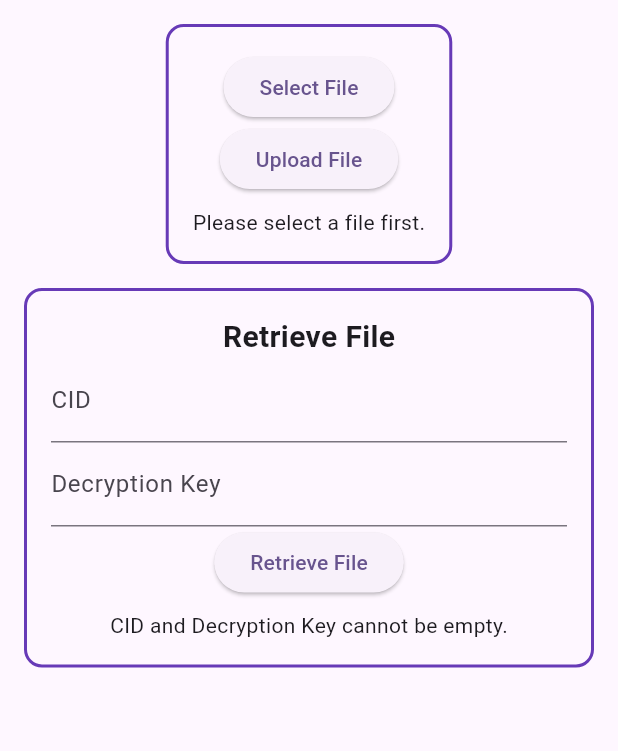
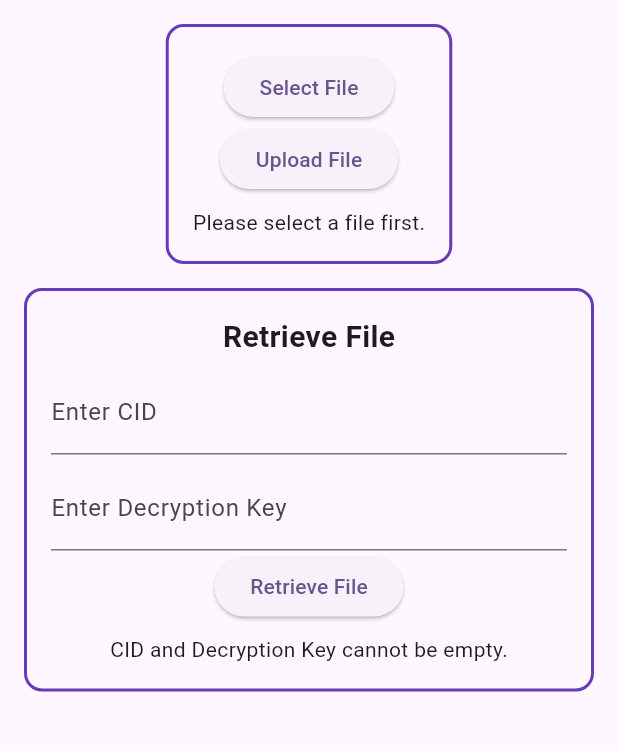
Before and after one commit to hr5232/IPFS, a Flutter app: the screen it shows after launch, after a tap on "Upload File", after a tap on "Retrieve File", on a phone screen of 412 x 824 dp, the part 84-835 px from its top. Run offline on Flutter 3.47's test engine with Material 3 defaults, Android fonts, the light colour scheme and no system bars; our stand-ins replace file_picker, permission_handler; missing offline and left inert: encrypt.

Commit message:
second commit

```diff
--- a/lib/main.dart
+++ b/lib/main.dart
@@ -5,10 +5,9 @@ import 'package:flutter/material.dart';
 import 'package:file_picker/file_picker.dart';
 import 'package:http/http.dart' as http;
 import 'package:encrypt/encrypt.dart' as encrypt;
+import 'package:permission_handler/permission_handler.dart';
 import 'package:path_provider/path_provider.dart';
 import 'package:flutter/services.dart';
-import 'package:flutter_local_notifications/flutter_local_notifications.dart';
-import 'package:url_launcher/url_launcher.dart';
 
 void main() {
   runApp(const MyApp());
@@ -32,46 +31,33 @@ class MyApp extends StatelessWidget {
 }
 
 class FileUploaderScreen extends StatefulWidget {
-  const FileUploaderScreen({Key? key}) : super(key: key);
+  const FileUploaderScreen({super.key});
 
   @override
   State<FileUploaderScreen> createState() => _FileUploaderScreenState();
 }
 
 class _FileUploaderScreenState extends State<FileUploaderScreen> {
-  // Upload Section
   String? _filePath;
   String _statusMessage = "Select a file to upload.";
   String? _encryptionKey;
   String? _cid;
 
-  // Retrieval Section
   final TextEditingController _cidController = TextEditingController();
   final TextEditingController _keyController = TextEditingController();
   String _retrievalStatus = "Enter CID and Decryption Key to retrieve file.";
 
-  // Notification setup
-  FlutterLocalNotificationsPlugin flutterLocalNotificationsPlugin =
-      FlutterLocalNotificationsPlugin();
-
-  @override
-  void initState() {
-    super.initState();
-    var initializationSettings = InitializationSettings(
-      android: AndroidInitializationSettings('@mipmap/ic_launcher'),
-    );
-    flutterLocalNotificationsPlugin.initialize(initializationSettings);
+  Future<void> _requestStoragePermission() async {
+    if (!await Permission.storage.isGranted) {
+      await Permission.storage.request();
+    }
   }
 
-  // Copy to Clipboard
-  void _copyToClipboard(String text, String label) {
-    Clipboard.setData(ClipboardData(text: text));
-    ScaffoldMessenger.of(context).showSnackBar(
-      SnackBar(content: Text('$label copied to clipboard!')),
-    );
+  Future<String> _getDownloadDirectory() async {
+    final directory = await getExternalStorageDirectory();
+    return '${directory!.path}/Download';
   }
 
-  // Select File for Upload
   Future<void> _selectFile() async {
     try {
       final result = await FilePicker.platform.pickFiles();
@@ -92,43 +78,39 @@ class _FileUploaderScreenState extends State<FileUploaderScreen> {
     }
   }
 
-  // Encrypt File
-  Future<Map<String, String>> _encryptFile(Uint8List fileData) async {
-    try {
-      final key = encrypt.Key.fromSecureRandom(32); // 256-bit encryption key
+  Future<Map<String, dynamic>> _encryptFile(Uint8List fileData) async {
+    final key = encrypt.Key.fromSecureRandom(32); // 256-bit key
     final encrypter =
-          encrypt.Encrypter(encrypt.AES(key, mode: encrypt.AESMode.ecb));
+        encrypt.Encrypter(encrypt.AES(key, mode: encrypt.AESMode.cbc));
+    final iv = encrypt.IV.fromSecureRandom(16);
 
-      final encrypted = encrypter.encryptBytes(fileData);
+    final encrypted = encrypter.encryptBytes(fileData, iv: iv);
+
     setState(() {
-        _encryptionKey = base64Encode(key.bytes);
+      _encryptionKey = base64Encode(key.bytes + iv.bytes);
     });
 
     return {
-        'encryptedData': base64Encode(encrypted.bytes),
-        'encryptionKey': base64Encode(key.bytes),
+      'encryptedData': Uint8List.fromList(encrypted.bytes),
+      'encryptionKey': key.bytes,
+      'iv': iv.bytes,
     };
-    } catch (e) {
-      throw Exception("Error encrypting file: $e");
-    }
   }
 
-  // Upload to Pinata
-  Future<void> _uploadToPinata(String encryptedData, String fileName) async {
+  Future<void> _uploadToPinata(Uint8List encryptedData, String fileName) async {
     const String apiKey = 'f7b770e84098104f4947';
     const String apiSecret =
         '6ee68dc0a40a9b9094c96f1b354e2ea2844c764e6cb3173dc0df6cb00e6453f1';
     const String url = 'https://api.pinata.cloud/pinning/pinFileToIPFS';
 
     try {
-      final bytes = Uint8List.fromList(utf8.encode(encryptedData));
-      final blob =
-          http.MultipartFile.fromBytes('file', bytes, filename: fileName);
-
       final request = http.MultipartRequest('POST', Uri.parse(url))
         ..headers['pinata_api_key'] = apiKey
         ..headers['pinata_secret_api_key'] = apiSecret
-        ..files.add(blob);
+        ..files.add(
+          http.MultipartFile.fromBytes('file', encryptedData,
+              filename: fileName),
+        );
 
       final response = await request.send();
 
@@ -137,10 +119,12 @@ class _FileUploaderScreenState extends State<FileUploaderScreen> {
         final responseJson = jsonDecode(responseBody);
         setState(() {
           _cid = responseJson['IpfsHash'];
-          _statusMessage = "File uploaded successfully to Pinata!";
+          _statusMessage = "File uploaded successfully!";
         });
       } else {
-        throw Exception("Failed to upload file: ${response.statusCode}");
+        setState(() {
+          _statusMessage = "Failed to upload file: ${response.statusCode}";
+        });
       }
     } catch (e) {
       setState(() {
@@ -149,8 +133,10 @@ class _FileUploaderScreenState extends State<FileUploaderScreen> {
     }
   }
 
-  // Handle File Upload
   Future<void> _handleFileUpload() async {
+    try {
+      await _requestStoragePermission();
+
       if (_filePath == null) {
         setState(() {
           _statusMessage = "Please select a file first.";
@@ -158,7 +144,6 @@ class _FileUploaderScreenState extends State<FileUploaderScreen> {
         return;
       }
 
-    try {
       setState(() {
         _statusMessage = "Encrypting file...";
       });
@@ -171,7 +156,9 @@ class _FileUploaderScreenState extends State<FileUploaderScreen> {
       });
 
       await _uploadToPinata(
-          encryptionResult['encryptedData']!, _filePath!.split('/').last);
+        encryptionResult['encryptedData']!,
+        _filePath!.split('/').last,
+      );
     } catch (e) {
       setState(() {
         _statusMessage = "Error: $e";
@@ -179,7 +166,6 @@ class _FileUploaderScreenState extends State<FileUploaderScreen> {
     }
   }
 
-  // Retrieve File from Pinata
   Future<void> _retrieveFile() async {
     final cid = _cidController.text.trim();
     final keyString = _keyController.text.trim();
@@ -192,52 +178,39 @@ class _FileUploaderScreenState extends State<FileUploaderScreen> {
     }
 
     try {
+      await _requestStoragePermission();
       setState(() {
         _retrievalStatus = "Fetching file from Pinata...";
       });
 
-      // Fetch encrypted data from Pinata
       final url = 'https://gateway.pinata.cloud/ipfs/$cid';
       final response = await http.get(Uri.parse(url));
 
       if (response.statusCode == 200) {
-        // Decode the encrypted data
-        final encryptedBytes = base64Decode(response.body);
+        final encryptedBytes = response.bodyBytes;
 
-        // Decode the encryption key
-        final key = encrypt.Key(base64Decode(keyString));
+        final decodedKey = base64Decode(keyString);
+        final key = encrypt.Key(decodedKey.sublist(0, 32));
+        final iv = encrypt.IV(decodedKey.sublist(32, 48));
+        final encrypter =
+            encrypt.Encrypter(encrypt.AES(key, mode: encrypt.AESMode.cbc));
+        final decryptedBytes =
+            encrypter.decryptBytes(encrypt.Encrypted(encryptedBytes), iv: iv);
 
-        // Initialize the encrypter
-        final encrypter =
-            encrypt.Encrypter(encrypt.AES(key, mode: encrypt.AESMode.ecb));
+        final downloadPath = await _getDownloadDirectory();
+        final filePath = '$downloadPath/retrieved_file';
 
-        // Decrypt the data
-        final decryptedBytes =
-            encrypter.decryptBytes(encrypt.Encrypted(encryptedBytes));
-
-        // Ensure the directory exists
-        final directory = await getExternalStorageDirectory();
-        final downloadDirectory = Directory('${directory!.path}/Download');
-        if (!await downloadDirectory.exists()) {
-          await downloadDirectory.create(recursive: true);
-        }
-
-        // Save the file locally in the Download folder
-        final filePath = '${downloadDirectory.path}/retrieved_file';
         final file = File(filePath);
-
+        await file.create(recursive: true);
         await file.writeAsBytes(decryptedBytes);
 
         setState(() {
-          _retrievalStatus =
-              "File retrieved successfully! Saved at: ${file.path}";
+          _retrievalStatus = "File retrieved successfully! Saved to Downloads.";
         });
-
-        // Show notification for file download
-        _showDownloadNotification(file.path);
       } else {
-        throw Exception(
-            "Failed to fetch file from Pinata. HTTP Status: ${response.statusCode}");
+        setState(() {
+          _retrievalStatus = "Failed to fetch file: ${response.statusCode}";
+        });
       }
     } catch (e) {
       setState(() {
@@ -246,34 +219,11 @@ class _FileUploaderScreenState extends State<FileUploaderScreen> {
     }
   }
 
-  // Show notification after file is saved
-  Future<void> _showDownloadNotification(String filePath) async {
-    var androidDetails = AndroidNotificationDetails(
-      'download_channel',
-      'Download Notifications',
-      channelDescription: 'Notifications for downloaded files',
-      importance: Importance.max,
-      priority: Priority.high,
-      ticker: 'ticker',
+  Future<void> _copyToClipboard(String text) async {
+    await Clipboard.setData(ClipboardData(text: text));
+    ScaffoldMessenger.of(context).showSnackBar(
+      SnackBar(content: Text('$text copied to clipboard!')),
     );
-    var notificationDetails = NotificationDetails(android: androidDetails);
-
-    await flutterLocalNotificationsPlugin.show(
-      0,
-      'File Downloaded',
-      'File has been saved to your device: $filePath',
-      notificationDetails,
-      payload: filePath,
-    );
-  }
-
-  // Open file when notification is tapped
-  Future<void> _onNotificationTapped(String filePath) async {
-    if (await canLaunch(filePath)) {
-      await launch(filePath);
-    } else {
-      throw 'Could not open file: $filePath';
-    }
   }
 
   @override
@@ -314,13 +264,11 @@ class _FileUploaderScreenState extends State<FileUploaderScreen> {
                     child: Text(_statusMessage),
                   ),
                   if (_cid != null)
-                    Column(
-                      children: [
                     GestureDetector(
-                          onTap: () => _copyToClipboard(_cid!, "CID"),
+                      onTap: () => _copyToClipboard(_cid!),
                       child: Text(
                         "CID: $_cid",
-                            style: TextStyle(
+                        style: const TextStyle(
                           color: Colors.blue,
                           decoration: TextDecoration.underline,
                         ),
@@ -328,11 +276,10 @@ class _FileUploaderScreenState extends State<FileUploaderScreen> {
                     ),
                   if (_encryptionKey != null)
                     GestureDetector(
-                            onTap: () => _copyToClipboard(
-                                _encryptionKey!, "Encryption Key"),
+                      onTap: () => _copyToClipboard(_encryptionKey!),
                       child: Text(
                         "Encryption Key: $_encryptionKey",
-                              style: TextStyle(
+                        style: const TextStyle(
                           color: Colors.green,
                           decoration: TextDecoration.underline,
                         ),
@@ -340,12 +287,8 @@ class _FileUploaderScreenState extends State<FileUploaderScreen> {
                     ),
                 ],
               ),
-                ],
             ),
-            ),
-
             const SizedBox(height: 16.0),
-
             // Retrieval Section
             Container(
               padding: const EdgeInsets.all(16.0),
@@ -360,14 +303,23 @@ class _FileUploaderScreenState extends State<FileUploaderScreen> {
                     style:
                         TextStyle(fontSize: 20.0, fontWeight: FontWeight.bold),
                   ),
-                  TextField(
+                  Padding(
+                    padding: const EdgeInsets.only(top: 8.0),
+                    child: TextField(
                       controller: _cidController,
-                    decoration: const InputDecoration(labelText: "CID"),
+                      decoration: const InputDecoration(
+                        labelText: "Enter CID",
                       ),
-                  TextField(
+                    ),
+                  ),
+                  Padding(
+                    padding: const EdgeInsets.only(top: 8.0),
+                    child: TextField(
                       controller: _keyController,
-                    decoration:
-                        const InputDecoration(labelText: "Decryption Key"),
+                      decoration: const InputDecoration(
+                        labelText: "Enter Decryption Key",
+                      ),
+                    ),
                   ),
                   ElevatedButton(
                     onPressed: _retrieveFile,
--- a/pubspec.yaml
+++ b/pubspec.yaml
@@ -41,6 +41,7 @@ dependencies:
   cupertino_icons: ^1.0.8
   path_provider: ^2.1.5
   url_launcher: ^6.3.1
+  solana: ^0.31.0
 
 dev_dependencies:
   flutter_test:
```
Also changed, not shown: pubspec.lock, 3 other files. Lines whose indentation alone changed are shown as unchanged.
